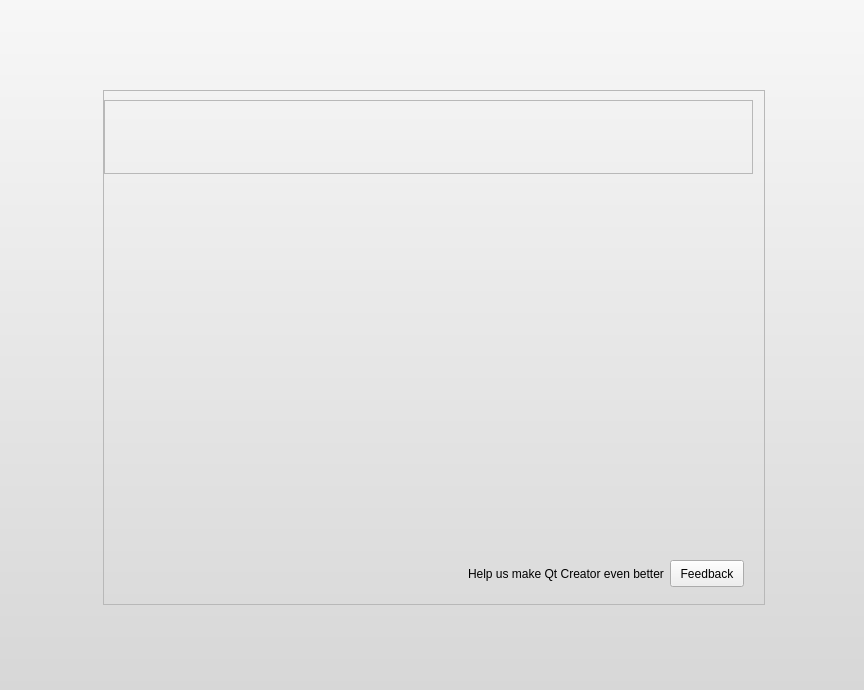
Old version of the form src/plugins/welcome/welcomemode.ui in the repository qt-creator/qt-creator.
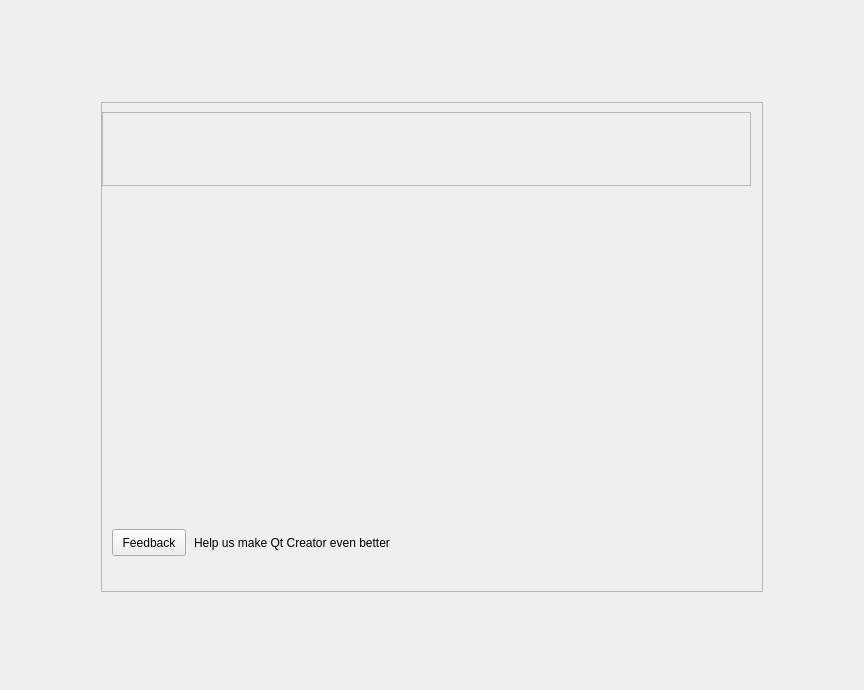
New version of the form. Icons and pictures are not drawn.

The edit to the form file:
```diff
--- a/src/plugins/welcome/welcomemode.ui
+++ b/src/plugins/welcome/welcomemode.ui
@@ -33,7 +33,6 @@
  QComboBox::down-arrow {
      image: url(:/welcome/images/combobox_arrow.png);
  }
-
 QComboBox:drop-down
 {
      subcontrol-origin: padding;
@@ -54,6 +53,17 @@
 QToolButton:pressed, QPushButton:pressed{
     border-image: url(:/welcome/images/btn_26_pressed.png) 4;
 }
+
+ QPushButton::menu-indicator{
+    subcontrol-origin: margin;
+	subcontrol-position: center right;
+	right: 4px;
+ }
+
+ QPushButton{
+	outline: none;
+	margin: 2
+ }
 </string>
   </property>
   <layout class="QVBoxLayout" name="verticalLayout_4">
@@ -66,13 +76,19 @@
    <item>
     <widget class="QWidget" name="gradientWidget" native="true">
      <property name="styleSheet">
-      <string>#gradientWidget {
+      <string notr="true">/*
+#gradientWidget {
   background-color: qlineargradient(spread:pad, x1:0.5, y1:0, x2:0.5, y2:1, stop:0 rgba(247, 247, 247, 255), stop:1 rgba(215, 215, 215, 255));
-}</string>
+}
+*/
+#gradientWidget {
+    border-image: url(:/core/images/welcomebg.png) 4;
+}
+</string>
      </property>
      <layout class="QGridLayout" name="gridLayout">
       <property name="leftMargin">
-       <number>4</number>
+       <number>0</number>
       </property>
       <property name="topMargin">
        <number>4</number>
@@ -91,19 +107,21 @@
         <property name="minimumSize">
          <size>
           <width>662</width>
-          <height>515</height>
+          <height>490</height>
          </size>
         </property>
         <property name="maximumSize">
          <size>
           <width>662</width>
-          <height>16777215</height>
+          <height>490</height>
          </size>
         </property>
         <property name="styleSheet">
          <string notr="true">#mainFrame {
     border-image: url(:/welcome/images/background_center_frame.png) 4;
     border-width: 4;
+	padding:-3;
+    padding-bottom:20	;
 }
 </string>
         </property>
@@ -255,48 +273,18 @@
          </item>
          <item>
           <layout class="QHBoxLayout" name="horizontalLayout">
+           <property name="leftMargin">
+            <number>8</number>
+           </property>
+           <property name="topMargin">
+            <number>1</number>
+           </property>
            <property name="rightMargin">
-            <number>20</number>
+            <number>13</number>
            </property>
            <property name="bottomMargin">
-            <number>17</number>
+            <number>10</number>
            </property>
-           <item>
-            <spacer name="horizontalSpacer_5">
-             <property name="orientation">
-              <enum>Qt::Horizontal</enum>
-             </property>
-             <property name="sizeHint" stdset="0">
-              <size>
-               <width>40</width>
-               <height>20</height>
-              </size>
-             </property>
-            </spacer>
-           </item>
-           <item>
-            <widget class="QLabel" name="helpUsLabel">
-             <property name="text">
-              <string>Help us make Qt Creator even better</string>
-             </property>
-            </widget>
-           </item>
-           <item>
-            <spacer name="horizontalSpacer_6">
-             <property name="orientation">
-              <enum>Qt::Horizontal</enum>
-             </property>
-             <property name="sizeType">
-              <enum>QSizePolicy::Fixed</enum>
-             </property>
-             <property name="sizeHint" stdset="0">
-              <size>
-               <width>6</width>
-               <height>0</height>
-              </size>
-             </property>
-            </spacer>
-           </item>
            <item>
             <widget class="QPushButton" name="feedbackButton">
              <property name="focusPolicy">
@@ -314,6 +302,133 @@
              </property>
             </widget>
            </item>
+           <item>
+            <spacer name="horizontalSpacer_6">
+             <property name="orientation">
+              <enum>Qt::Horizontal</enum>
+             </property>
+             <property name="sizeType">
+              <enum>QSizePolicy::Fixed</enum>
+             </property>
+             <property name="sizeHint" stdset="0">
+              <size>
+               <width>6</width>
+               <height>0</height>
+              </size>
+             </property>
+            </spacer>
+           </item>
+           <item>
+            <widget class="QLabel" name="helpUsLabel">
+             <property name="palette">
+              <palette>
+               <active>
+                <colorrole role="WindowText">
+                 <brush brushstyle="SolidPattern">
+                  <color alpha="255">
+                   <red>0</red>
+                   <green>0</green>
+                   <blue>0</blue>
+                  </color>
+                 </brush>
+                </colorrole>
+                <colorrole role="Text">
+                 <brush brushstyle="SolidPattern">
+                  <color alpha="255">
+                   <red>0</red>
+                   <green>0</green>
+                   <blue>0</blue>
+                  </color>
+                 </brush>
+                </colorrole>
+                <colorrole role="ButtonText">
+                 <brush brushstyle="SolidPattern">
+                  <color alpha="255">
+                   <red>0</red>
+                   <green>0</green>
+                   <blue>0</blue>
+                  </color>
+                 </brush>
+                </colorrole>
+               </active>
+               <inactive>
+                <colorrole role="WindowText">
+                 <brush brushstyle="SolidPattern">
+                  <color alpha="255">
+                   <red>0</red>
+                   <green>0</green>
+                   <blue>0</blue>
+                  </color>
+                 </brush>
+                </colorrole>
+                <colorrole role="Text">
+                 <brush brushstyle="SolidPattern">
+                  <color alpha="255">
+                   <red>0</red>
+                   <green>0</green>
+                   <blue>0</blue>
+                  </color>
+                 </brush>
+                </colorrole>
+                <colorrole role="ButtonText">
+                 <brush brushstyle="SolidPattern">
+                  <color alpha="255">
+                   <red>0</red>
+                   <green>0</green>
+                   <blue>0</blue>
+                  </color>
+                 </brush>
+                </colorrole>
+               </inactive>
+               <disabled>
+                <colorrole role="WindowText">
+                 <brush brushstyle="SolidPattern">
+                  <color alpha="255">
+                   <red>0</red>
+                   <green>0</green>
+                   <blue>0</blue>
+                  </color>
+                 </brush>
+                </colorrole>
+                <colorrole role="Text">
+                 <brush brushstyle="SolidPattern">
+                  <color alpha="255">
+                   <red>0</red>
+                   <green>0</green>
+                   <blue>0</blue>
+                  </color>
+                 </brush>
+                </colorrole>
+                <colorrole role="ButtonText">
+                 <brush brushstyle="SolidPattern">
+                  <color alpha="255">
+                   <red>0</red>
+                   <green>0</green>
+                   <blue>0</blue>
+                  </color>
+                 </brush>
+                </colorrole>
+               </disabled>
+              </palette>
+             </property>
+             <property name="text">
+              <string>Help us make Qt Creator even better</string>
+             </property>
+            </widget>
+           </item>
+           <item>
+            <spacer name="horizontalSpacer_5">
+             <property name="orientation">
+              <enum>Qt::Horizontal</enum>
+             </property>
+             <property name="sizeHint" stdset="0">
+              <size>
+               <width>40</width>
+               <height>20</height>
+              </size>
+             </property>
+            </spacer>
+           </item>
           </layout>
          </item>
         </layout>
```
Left out of the diff: 2 changed lines with no effect on the pictures.
